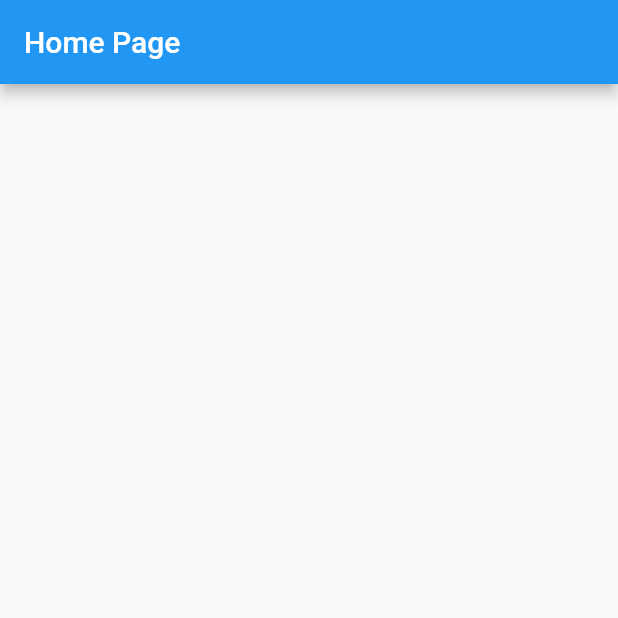
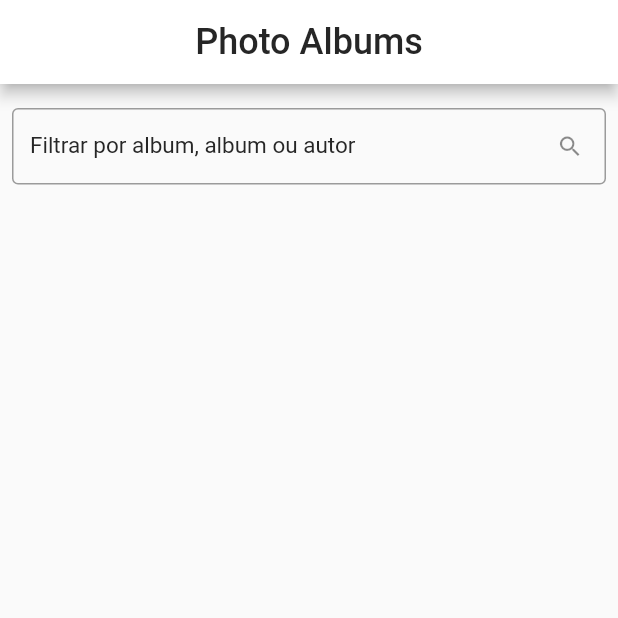
Before and after one commit to dionatanlaranjeira/PhotoAlbums, a Flutter app: the screen it shows after launch, on a phone screen of 412 x 824 dp, the top half of it. Run offline on Flutter 3.47's test engine with Material 2 defaults, Android fonts, the phone set to English and light mode, and no system bars; our stand-ins replace dio, flutter_modular, google_fonts.

Commit message:
implementaçoes

```diff
--- /dev/null
+++ b/lib/src/core/ui/theme_extensions.dart
@@ -0,0 +1,6 @@
+import 'package:flutter/material.dart';
+
+extension ThemeExtensions on BuildContext {
+  Color get primaryColor => Theme.of(this).primaryColor;
+  TextTheme get textTheme => Theme.of(this).textTheme;
+}
--- a/lib/src/modules/home/home_page.dart
+++ b/lib/src/modules/home/home_page.dart
@@ -1,14 +1,49 @@
 import 'package:flutter/material.dart';
 
 class HomePage extends StatelessWidget {
+  const HomePage({super.key});
 
-  const HomePage({ super.key });
-
-   @override
-   Widget build(BuildContext context) {
-       return Scaffold(
-           appBar: AppBar(title: const Text('Home Page'),),
-           body: Container(),
-       );
+  @override
+  Widget build(BuildContext context) {
+    return Scaffold(
+      appBar: AppBar(
+        centerTitle: true,
+        backgroundColor: Colors.white,
+        automaticallyImplyLeading: false,
+        title: const Text(
+          'Photo Albums',
+          style: TextStyle(color: Color(0XFF262626), fontSize: 24),
+        ),
+      ),
+      body: Column(
+        children: [
+          Padding(
+            padding: const EdgeInsets.symmetric(
+              vertical: 16.0,
+              horizontal: 8.0,
+            ),
+            child: TextFormField(
+              decoration: InputDecoration(
+                suffixIcon: const Icon(Icons.search),
+                labelText: 'Filtrar por album, album ou autor',
+                labelStyle:
+                    const TextStyle(fontSize: 15, color: Color(0XFF262626)),
+                border: OutlineInputBorder(
+                  borderRadius: BorderRadius.circular(4),
+                ),
+                errorBorder: OutlineInputBorder(
+                  borderRadius: BorderRadius.circular(4),
+                  borderSide: const BorderSide(
+                    color: Colors.red,
+                  ),
+                ),
+                isDense: true,
+              ),
+            ),
+          ),
+          // ListView.builder(itemBuilder: );
+        ],
+      ),
+    );
   }
 }
--- a/pubspec.yaml
+++ b/pubspec.yaml
@@ -36,9 +36,10 @@ dependencies:
   # Use with the CupertinoIcons class for iOS style icons.
   cupertino_icons: ^1.0.2
   flutter_modular: ^5.0.3
-  http: ^1.1.0
   mobx: ^2.2.0
   flutter_mobx: ^2.0.6+5
+  google_fonts: ^5.1.0
+  dio: ^5.2.1+1
 
 dev_dependencies:
   flutter_test:
@@ -50,6 +51,8 @@ dev_dependencies:
   # package. See that file for information about deactivating specific lint
   # rules and activating additional ones.
   flutter_lints: ^2.0.0
+  build_runner: ^2.4.6
+  mobx_codegen: ^2.3.0
 
 # For information on the generic Dart part of this file, see the
 # following page: https://dart.dev/tools/pub/pubspec
```
Also changed, not shown: lib/src/core/ui/photo_album_ui_config.dart (added, +16 -0 lines), lib/src/models/posts_model.dart (added, +24 -0 lines), lib/src/repositories/posts_repository.dart (added, +15 -0 lines), pubspec.lock, 2 other files.
